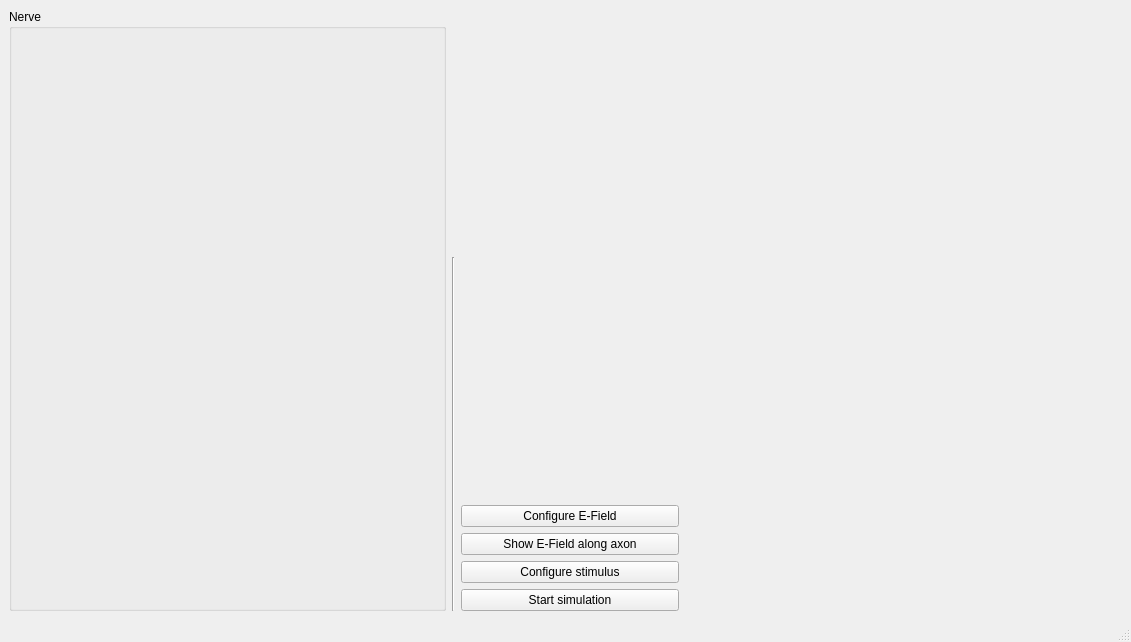
Qt form ui_master_sim.ui (TheJRapp/PeriphNeuronStim) before a commit.
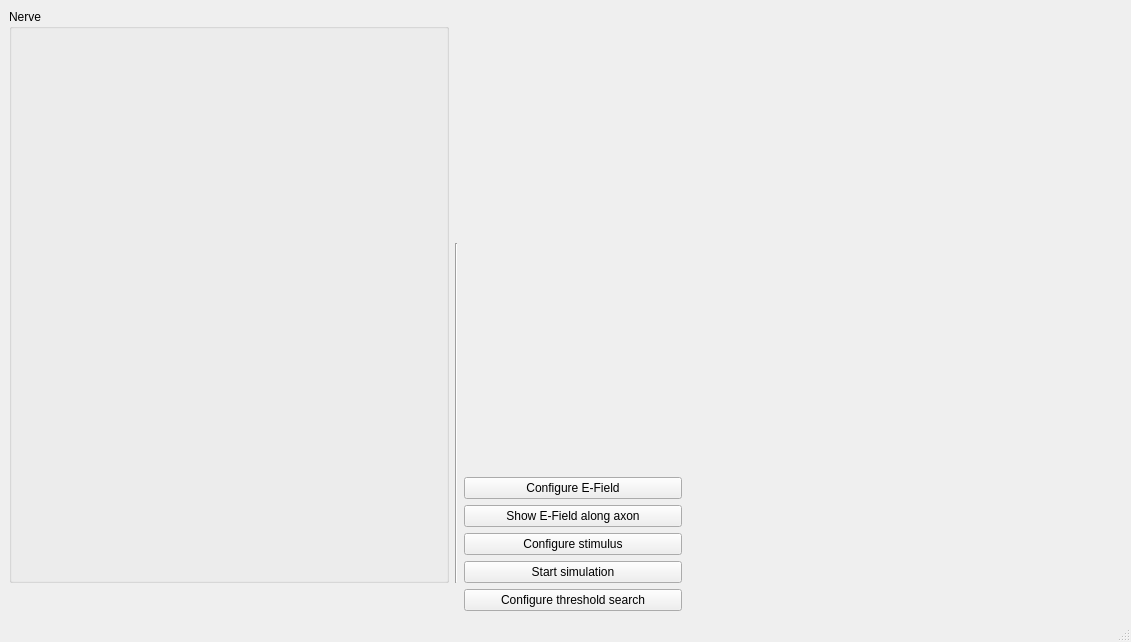
The same form after that commit.

Commit message: Added widget for threshold configurations and methods Stimulus functions put into stimulus widget Added splashscreen and icons

```diff
--- a/ui_master_sim.ui
+++ b/ui_master_sim.ui
@@ -75,7 +75,14 @@
       <layout class="QVBoxLayout" name="e_field_layout"/>
      </widget>
     </item>
-    <item row="1" column="4" rowspan="5" colspan="2">
+    <item row="6" column="3">
+     <widget class="QPushButton" name="threshold_config_button">
+      <property name="text">
+       <string>Configure threshold search</string>
+      </property>
+     </widget>
+    </item>
+    <item row="1" column="4" rowspan="6" colspan="2">
      <widget class="QWidget" name="axon_potential_widget" native="true">
       <property name="sizePolicy">
        <sizepolicy hsizetype="Expanding" vsizetype="Preferred">
```
Left out of the diff: 14 changed lines with no effect on the pictures. The commit also changes 10 other files.
